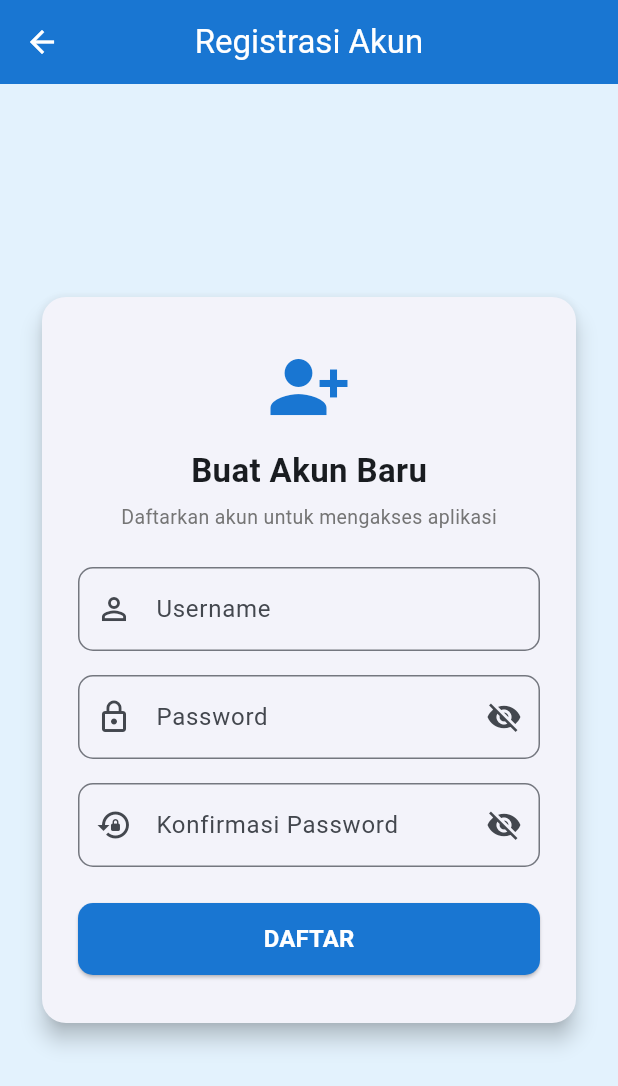
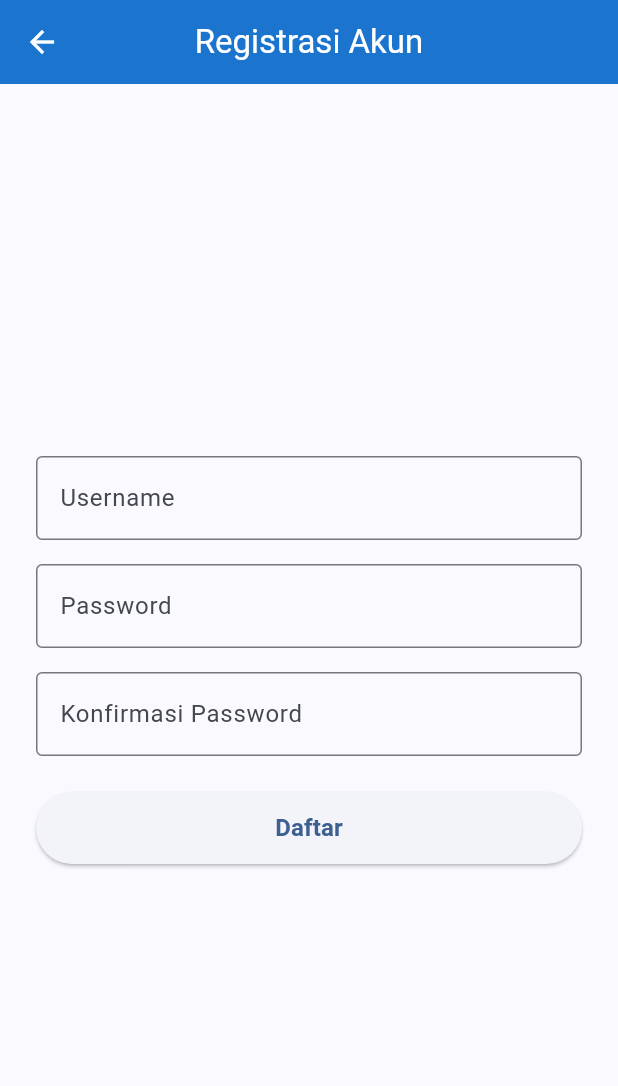
Before and after one commit to justin-rar/124240074_LatResMobile_SI-E, a Flutter app: the screen it shows after launch, after a tap on "Daftar di sini", on a phone screen of 412 x 824 dp. Shown: the top 1086 px of the screen. Run offline on Flutter 3.47's test engine with Material 3 defaults, Android fonts, the phone set to English and light mode, and no system bars; our stand-ins replace hive, hive_flutter, shared_preferences; accounts and stored records are empty.

Commit message:
style: sederhanakan tampilan login dan register tanpa logo

```diff
--- a/lib/screens/login_screen.dart
+++ b/lib/screens/login_screen.dart
@@ -13,7 +13,6 @@ class LoginScreen extends StatefulWidget {
 class _LoginScreenState extends State<LoginScreen> {
   final _usernameController = TextEditingController();
   final _passwordController = TextEditingController();
-  bool _obscurePassword = true;
   bool _isLoading = false;
 
   void _showErrorSnackBar(String message) {
@@ -69,64 +68,30 @@ class _LoginScreenState extends State<LoginScreen> {
   @override
   Widget build(BuildContext context) {
     return Scaffold(
-      backgroundColor: Colors.blue.shade50,
+      appBar: AppBar(
+        title: const Text('Login'),
+        centerTitle: true,
+      ),
       body: Center(
         child: SingleChildScrollView(
           padding: const EdgeInsets.all(24.0),
-          child: Card(
-            elevation: 6,
-            shape: RoundedRectangleBorder(
-              borderRadius: BorderRadius.circular(16),
-            ),
-            child: Padding(
-              padding: const EdgeInsets.symmetric(horizontal: 24, vertical: 32),
           child: Column(
-                mainAxisSize: MainAxisSize.min,
+            mainAxisAlignment: MainAxisAlignment.center,
             children: [
-                  Icon(Icons.rocket_launch, size: 64, color: Colors.blue.shade700),
-                  const SizedBox(height: 12),
-                  const Text(
-                    'Spaceflight News',
-                    style: TextStyle(
-                      fontSize: 24,
-                      fontWeight: FontWeight.bold,
-                      letterSpacing: 0.5,
-                    ),
-                  ),
-                  const SizedBox(height: 6),
-                  Text(
-                    'Silakan login untuk melanjutkan',
-                    style: TextStyle(color: Colors.grey.shade600, fontSize: 14),
-                  ),
-                  const SizedBox(height: 28),
               TextField(
                 controller: _usernameController,
-                    decoration: InputDecoration(
+                decoration: const InputDecoration(
                   labelText: 'Username',
-                      prefixIcon: const Icon(Icons.person_outline),
-                      border: OutlineInputBorder(
-                        borderRadius: BorderRadius.circular(10),
-                      ),
+                  border: OutlineInputBorder(),
                 ),
               ),
               const SizedBox(height: 16),
               TextField(
                 controller: _passwordController,
-                    obscureText: _obscurePassword,
-                    decoration: InputDecoration(
+                obscureText: true,
+                decoration: const InputDecoration(
                   labelText: 'Password',
-                      prefixIcon: const Icon(Icons.lock_outline),
-                      suffixIcon: IconButton(
-                        icon: Icon(
-                          _obscurePassword ? Icons.visibility_off : Icons.visibility,
-                        ),
-                        onPressed: () {
-                          setState(() => _obscurePassword = !_obscurePassword);
-                        },
-                      ),
-                      border: OutlineInputBorder(
-                        borderRadius: BorderRadius.circular(10),
-                      ),
+                  border: OutlineInputBorder(),
                 ),
               ),
               const SizedBox(height: 24),
@@ -135,24 +100,14 @@ class _LoginScreenState extends State<LoginScreen> {
                 height: 48,
                 child: ElevatedButton(
                   onPressed: _isLoading ? null : _login,
-                      style: ElevatedButton.styleFrom(
-                        backgroundColor: Colors.blue.shade700,
-                        foregroundColor: Colors.white,
-                        shape: RoundedRectangleBorder(
-                          borderRadius: BorderRadius.circular(10),
-                        ),
-                      ),
                   child: _isLoading
                       ? const SizedBox(
                           width: 24,
                           height: 24,
-                              child: CircularProgressIndicator(
-                                color: Colors.white,
-                                strokeWidth: 2.5,
-                              ),
+                          child: CircularProgressIndicator(strokeWidth: 2),
                         )
                       : const Text(
-                              'LOGIN',
+                          'Login',
                           style: TextStyle(
                             fontSize: 16,
                             fontWeight: FontWeight.bold,
@@ -164,10 +119,7 @@ class _LoginScreenState extends State<LoginScreen> {
               Row(
                 mainAxisAlignment: MainAxisAlignment.center,
                 children: [
-                      Text(
-                        'Belum punya akun? ',
-                        style: TextStyle(color: Colors.grey.shade700),
-                      ),
+                  const Text('Belum punya akun? '),
                   GestureDetector(
                     onTap: () {
                       Navigator.push(
@@ -180,7 +132,7 @@ class _LoginScreenState extends State<LoginScreen> {
                     child: Text(
                       'Daftar di sini',
                       style: TextStyle(
-                            color: Colors.blue.shade700,
+                        color: Theme.of(context).colorScheme.primary,
                         fontWeight: FontWeight.bold,
                       ),
                     ),
@@ -191,8 +143,6 @@ class _LoginScreenState extends State<LoginScreen> {
           ),
         ),
       ),
-        ),
-      ),
     );
   }
 }
--- a/lib/screens/register_screen.dart
+++ b/lib/screens/register_screen.dart
@@ -12,8 +12,6 @@ class _RegisterScreenState extends State<RegisterScreen> {
   final _usernameController = TextEditingController();
   final _passwordController = TextEditingController();
   final _confirmPasswordController = TextEditingController();
-  bool _obscurePassword = true;
-  bool _obscureConfirmPassword = true;
   bool _isLoading = false;
 
   void _showErrorSnackBar(String message) {
@@ -70,89 +68,39 @@ class _RegisterScreenState extends State<RegisterScreen> {
   @override
   Widget build(BuildContext context) {
     return Scaffold(
-      backgroundColor: Colors.blue.shade50,
       appBar: AppBar(
         title: const Text('Registrasi Akun'),
-        backgroundColor: Colors.blue.shade700,
-        foregroundColor: Colors.white,
-        elevation: 0,
+        centerTitle: true,
       ),
       body: Center(
         child: SingleChildScrollView(
           padding: const EdgeInsets.all(24.0),
-          child: Card(
-            elevation: 6,
-            shape: RoundedRectangleBorder(
-              borderRadius: BorderRadius.circular(16),
-            ),
-            child: Padding(
-              padding: const EdgeInsets.symmetric(horizontal: 24, vertical: 32),
           child: Column(
-                mainAxisSize: MainAxisSize.min,
+            mainAxisAlignment: MainAxisAlignment.center,
             children: [
-                  Icon(Icons.person_add_alt_1, size: 56, color: Colors.blue.shade700),
-                  const SizedBox(height: 12),
-                  const Text(
-                    'Buat Akun Baru',
-                    style: TextStyle(
-                      fontSize: 22,
-                      fontWeight: FontWeight.bold,
-                    ),
-                  ),
-                  const SizedBox(height: 6),
-                  Text(
-                    'Daftarkan akun untuk mengakses aplikasi',
-                    style: TextStyle(color: Colors.grey.shade600, fontSize: 13),
-                  ),
-                  const SizedBox(height: 24),
               TextField(
                 controller: _usernameController,
-                    decoration: InputDecoration(
+                decoration: const InputDecoration(
                   labelText: 'Username',
-                      prefixIcon: const Icon(Icons.person_outline),
-                      border: OutlineInputBorder(
-                        borderRadius: BorderRadius.circular(10),
-                      ),
+                  border: OutlineInputBorder(),
                 ),
               ),
               const SizedBox(height: 16),
               TextField(
                 controller: _passwordController,
-                    obscureText: _obscurePassword,
-                    decoration: InputDecoration(
+                obscureText: true,
+                decoration: const InputDecoration(
                   labelText: 'Password',
-                      prefixIcon: const Icon(Icons.lock_outline),
-                      suffixIcon: IconButton(
-                        icon: Icon(
-                          _obscurePassword ? Icons.visibility_off : Icons.visibility,
-                        ),
-                        onPressed: () {
-                          setState(() => _obscurePassword = !_obscurePassword);
-                        },
-                      ),
-                      border: OutlineInputBorder(
-                        borderRadius: BorderRadius.circular(10),
-                      ),
+                  border: OutlineInputBorder(),
                 ),
               ),
               const SizedBox(height: 16),
               TextField(
                 controller: _confirmPasswordController,
-                    obscureText: _obscureConfirmPassword,
-                    decoration: InputDecoration(
+                obscureText: true,
+                decoration: const InputDecoration(
                   labelText: 'Konfirmasi Password',
-                      prefixIcon: const Icon(Icons.lock_reset),
-                      suffixIcon: IconButton(
-                        icon: Icon(
-                          _obscureConfirmPassword ? Icons.visibility_off : Icons.visibility,
-                        ),
-                        onPressed: () {
-                          setState(() => _obscureConfirmPassword = !_obscureConfirmPassword);
-                        },
-                      ),
-                      border: OutlineInputBorder(
-                        borderRadius: BorderRadius.circular(10),
-                      ),
+                  border: OutlineInputBorder(),
                 ),
               ),
               const SizedBox(height: 24),
@@ -161,24 +109,14 @@ class _RegisterScreenState extends State<RegisterScreen> {
                 height: 48,
                 child: ElevatedButton(
                   onPressed: _isLoading ? null : _register,
-                      style: ElevatedButton.styleFrom(
-                        backgroundColor: Colors.blue.shade700,
-                        foregroundColor: Colors.white,
-                        shape: RoundedRectangleBorder(
-                          borderRadius: BorderRadius.circular(10),
-                        ),
-                      ),
                   child: _isLoading
                       ? const SizedBox(
                           width: 24,
                           height: 24,
-                              child: CircularProgressIndicator(
-                                color: Colors.white,
-                                strokeWidth: 2.5,
-                              ),
+                          child: CircularProgressIndicator(strokeWidth: 2),
                         )
                       : const Text(
-                              'DAFTAR',
+                          'Daftar',
                           style: TextStyle(
                             fontSize: 16,
                             fontWeight: FontWeight.bold,
@@ -190,8 +128,6 @@ class _RegisterScreenState extends State<RegisterScreen> {
           ),
         ),
       ),
-        ),
-      ),
     );
   }
 }
```
Also changed, not shown: 1 other file. Lines whose indentation alone changed are shown as unchanged.
